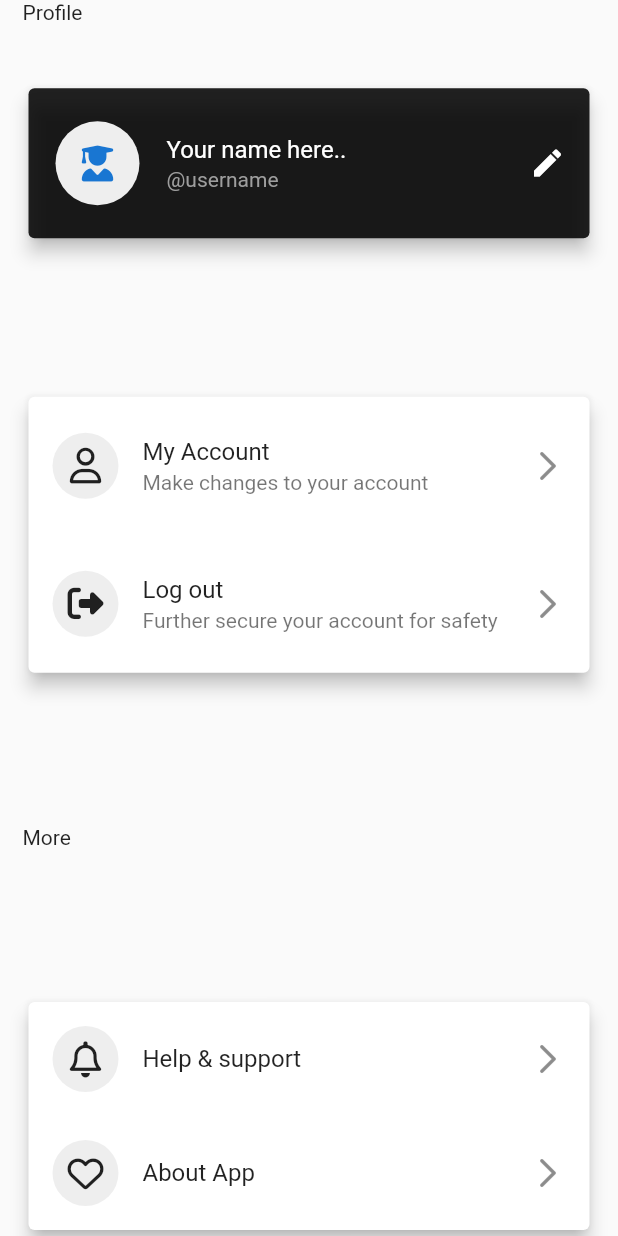
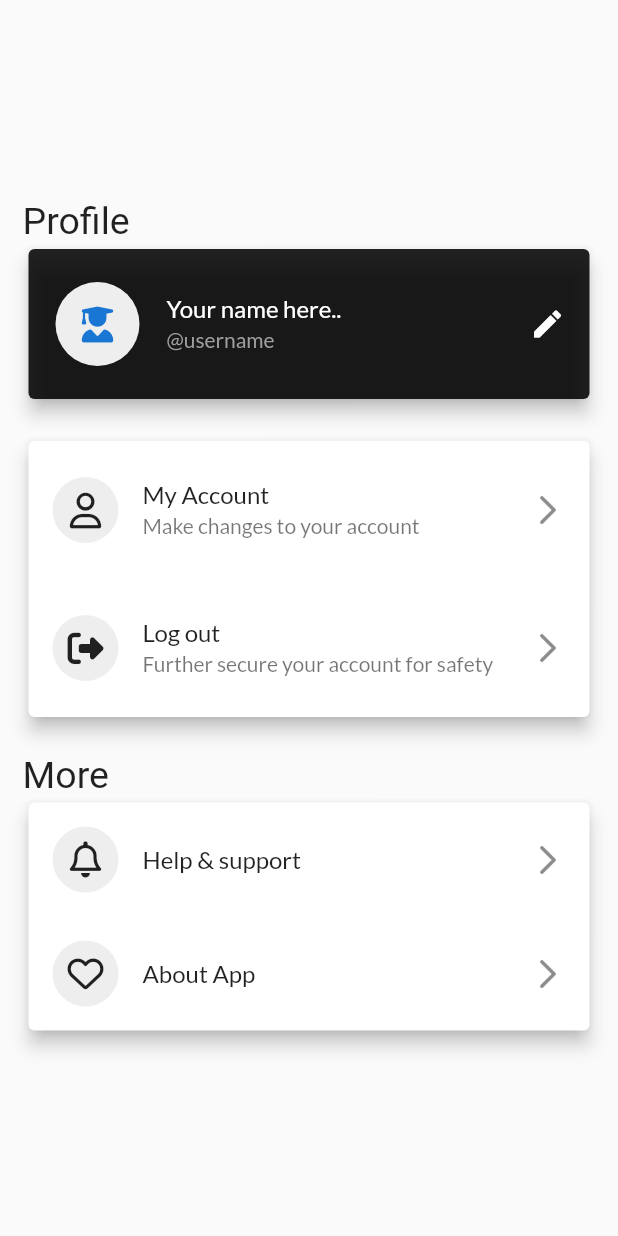
Before and after one commit to najmulmyself/Bio-Maker, a Flutter app: the Profile screen opened by its route, on a phone screen of 412 x 824 dp. Run offline on Flutter 3.47's test engine with Material 2 defaults, Android fonts, the phone set to English and light mode, and no system bars; our stand-ins replace firebase_auth, firebase_core, font_awesome_flutter, google_fonts, google_sign_in; accounts and stored records are empty; network calls fail.

Commit message:
font added

```diff
--- a/lib/component/custom_inkWell.dart
+++ b/lib/component/custom_inkWell.dart
@@ -1,4 +1,5 @@
 import 'package:flutter/material.dart';
+import 'package:google_fonts/google_fonts.dart';
 
 class CustomInkWell extends StatelessWidget {
   final title;
@@ -20,8 +21,12 @@ class CustomInkWell extends StatelessWidget {
             foregroundColor: Colors.black87,
             child: circleAvatarIcon,
           ),
-          title: Text(title),
-          subtitle: subtitle == '' ? null : Text(subtitle),
+          title: Text(
+            title,
+            style: GoogleFonts.lato(),
+          ),
+          subtitle:
+              subtitle == '' ? null : Text(subtitle, style: GoogleFonts.lato()),
           trailing: Icon(Icons.arrow_forward_ios_rounded),
         ),
       ),
--- a/lib/pages/login_page.dart
+++ b/lib/pages/login_page.dart
@@ -6,6 +6,7 @@ import 'package:firebase_auth/firebase_auth.dart';
 import 'package:firebase_core/firebase_core.dart';
 import 'package:flutter/material.dart';
 import 'package:font_awesome_flutter/font_awesome_flutter.dart';
+import 'package:google_fonts/google_fonts.dart';
 import 'package:google_sign_in/google_sign_in.dart';
 
 import '../component/button.dart';
@@ -118,7 +119,9 @@ class _LoginScreenState extends State<LoginScreen> {
             ),
             Text(
               'Welcome back! Glad \n to see you,Again!',
-              style: TextStyle(fontSize: 34),
+              style: GoogleFonts.signikaNegative(
+                textStyle: TextStyle(fontSize: 34),
+              ),
             ),
             Column(
               children: [
--- a/lib/pages/profile.dart
+++ b/lib/pages/profile.dart
@@ -2,6 +2,7 @@
 
 import 'package:flutter/material.dart';
 import 'package:font_awesome_flutter/font_awesome_flutter.dart';
+import 'package:google_fonts/google_fonts.dart';
 
 import '../component/custom_inkWell.dart';
 
@@ -19,10 +20,14 @@ class _ProfileState extends State<Profile> {
       body: Padding(
         padding: const EdgeInsets.symmetric(horizontal: 15.0),
         child: Column(
-          mainAxisAlignment: MainAxisAlignment.spaceBetween,
+          mainAxisAlignment: MainAxisAlignment.center,
           crossAxisAlignment: CrossAxisAlignment.start,
           children: [
-            Text('Profile'),
+            Text(
+              'Profile',
+              style: GoogleFonts.signikaNegative(
+                  textStyle: TextStyle(fontSize: 25)),
+            ),
             Card(
               elevation: 5,
               color: Colors.black87,
@@ -41,11 +46,15 @@ class _ProfileState extends State<Profile> {
                         ),
                         title: Text(
                           'Your name here..',
-                          style: TextStyle(color: Colors.white),
+                          style: GoogleFonts.lato(
+                            textStyle: TextStyle(color: Colors.white),
+                          ),
                         ),
                         subtitle: Text(
                           '@username',
-                          style: TextStyle(color: Colors.grey),
+                          style: GoogleFonts.lato(
+                            textStyle: TextStyle(color: Colors.grey),
+                          ),
                         ),
                         trailing: Icon(
                           Icons.edit,
@@ -83,9 +92,10 @@ class _ProfileState extends State<Profile> {
             SizedBox(
               height: 20,
             ),
-            Text('More'),
-            SizedBox(
-              height: 20,
+            Text(
+              'More',
+              style: GoogleFonts.signikaNegative(
+                  textStyle: TextStyle(fontSize: 25)),
             ),
             Card(
               elevation: 5,
--- a/pubspec.yaml
+++ b/pubspec.yaml
@@ -37,6 +37,7 @@ dependencies:
   firebase_auth: ^3.6.1
   firebase_core: ^1.20.0
   google_sign_in: ^5.4.0
+  google_fonts: ^3.0.1
 
 dev_dependencies:
   flutter_test:
```
Also changed, not shown: lib/component/button.dart (+3 -4 lines), lib/pages/registration_page.dart (+11 -4 lines), pubspec.lock, 1 other file.
